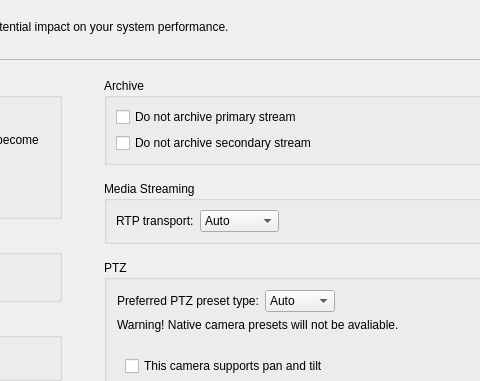
Before: the Qt Designer form client/nx_client_desktop/src/ui/widgets/properties/expert_settings_widget.ui in networkoptix/nx_open, drawn with Qt 5; both pictures show x 411 to 891 and y 0 to 381 of the 1001 by 772 pixel window.
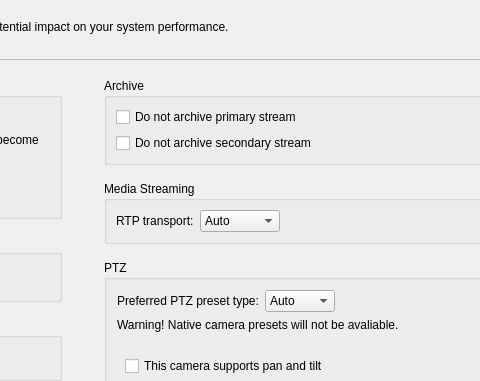
After: the same form once the commit is applied. Custom widgets are drawn as their Qt base class.

Commit message:
VMS-13265: Hide multicast option from the expert tab for cameras without MulticastStream capability
<==== Mercurial data ====>
Branch: x_VMS-13265_backport

```diff
--- a/client/nx_client_desktop/src/ui/widgets/properties/expert_settings_widget.ui
+++ b/client/nx_client_desktop/src/ui/widgets/properties/expert_settings_widget.ui
@@ -344,6 +344,12 @@
                </item>
                <item>
                 <widget class="QComboBox" name="comboBoxTransport">
+                 <property name="minimumSize">
+                  <size>
+                   <width>80</width>
+                   <height>0</height>
+                  </size>
+                 </property>
                  <item>
                   <property name="text">
                    <string>Auto</string>
```
Left out of the diff: 5 changed lines with no effect on the pictures. The commit also changes 1 other file.
